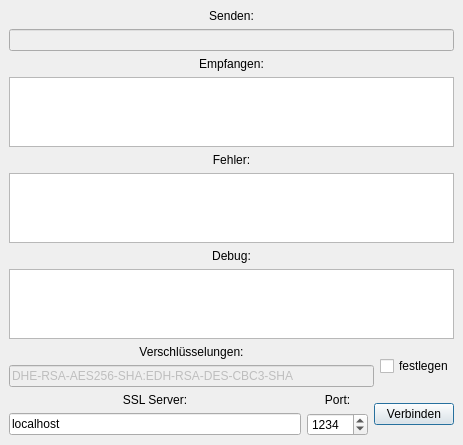
Qt form Entwicklung/Bestandteile/Demo/Dialoge/DemoBasis.ui (tuxmaster/QSSL) before a commit.
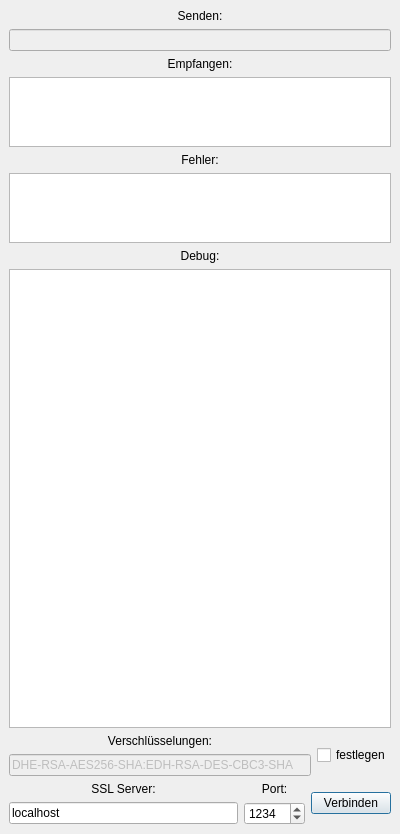
The same form after that commit.

```diff
--- a/Entwicklung/Bestandteile/Demo/Dialoge/DemoBasis.ui
+++ b/Entwicklung/Bestandteile/Demo/Dialoge/DemoBasis.ui
@@ -8,8 +8,8 @@
    <rect>
     <x>0</x>
     <y>0</y>
-    <width>463</width>
-    <height>403</height>
+    <width>400</width>
+    <height>809</height>
    </rect>
   </property>
   <property name="windowTitle" >
@@ -147,6 +147,12 @@
      </item>
      <item>
       <widget class="QTextEdit" name="txtDebug" >
+       <property name="minimumSize" >
+        <size>
+         <width>0</width>
+         <height>459</height>
+        </size>
+       </property>
        <property name="focusPolicy" >
         <enum>Qt::NoFocus</enum>
        </property>
```
